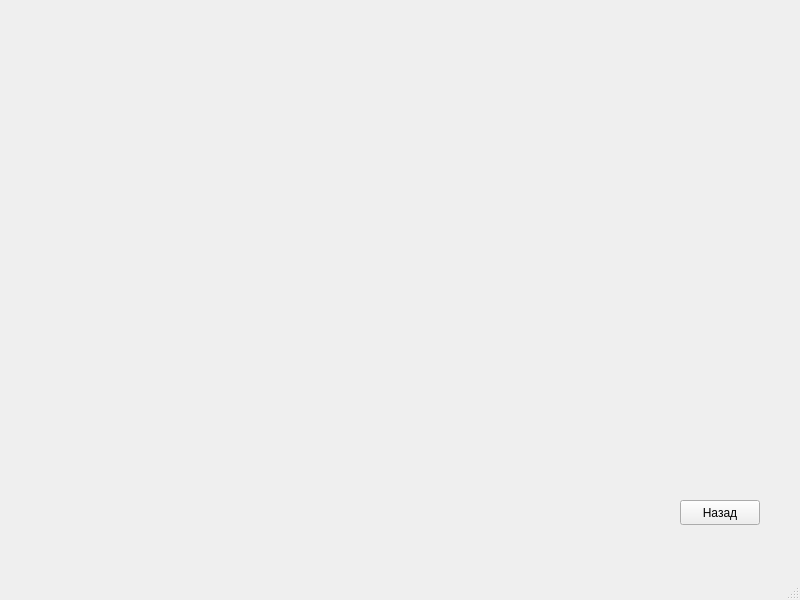
This is ui/mainwindow.ui in vernolll/The-bank-s-application as Qt 5 draws it before an edit. The edited form follows.
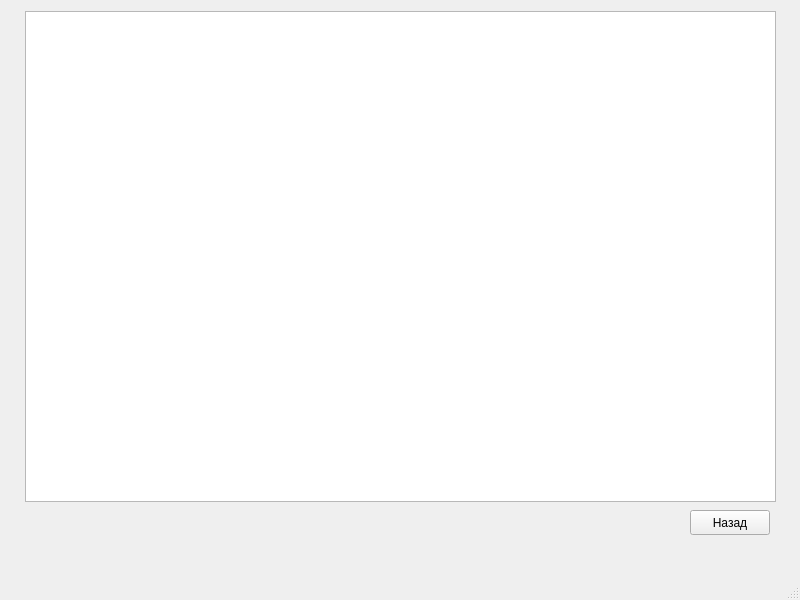
This is the edited form. Custom widgets are drawn as their Qt base class.

```diff
--- a/ui/mainwindow.ui
+++ b/ui/mainwindow.ui
@@ -558,8 +558,8 @@
      <widget class="QPushButton" name="pushButton_back_4">
       <property name="geometry">
        <rect>
-        <x>680</x>
-        <y>500</y>
+        <x>690</x>
+        <y>510</y>
         <width>80</width>
         <height>25</height>
        </rect>
@@ -568,6 +568,16 @@
        <string>Назад</string>
       </property>
      </widget>
+     <widget class="QTableView" name="tableView_news">
+      <property name="geometry">
+       <rect>
+        <x>25</x>
+        <y>11</y>
+        <width>751</width>
+        <height>491</height>
+       </rect>
+      </property>
+     </widget>
     </widget>
    </widget>
   </widget>
```
